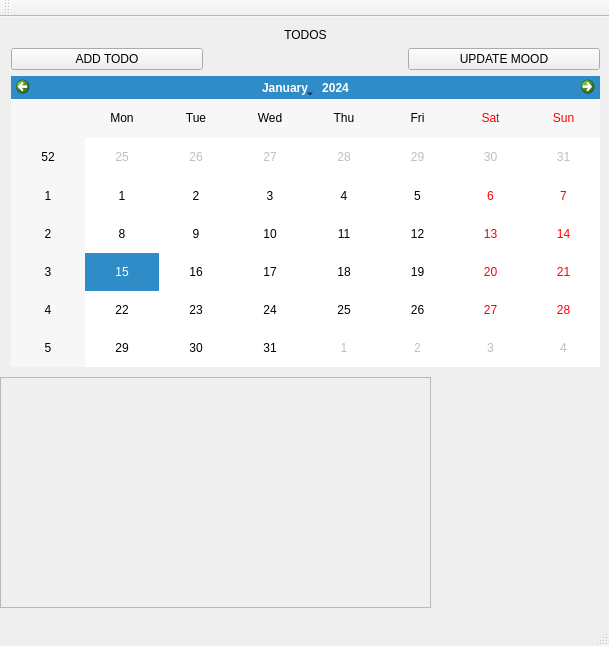
Above: daily-mood/dailymood.ui from Remxin/daily-mood before the change. Below: the same form after it.
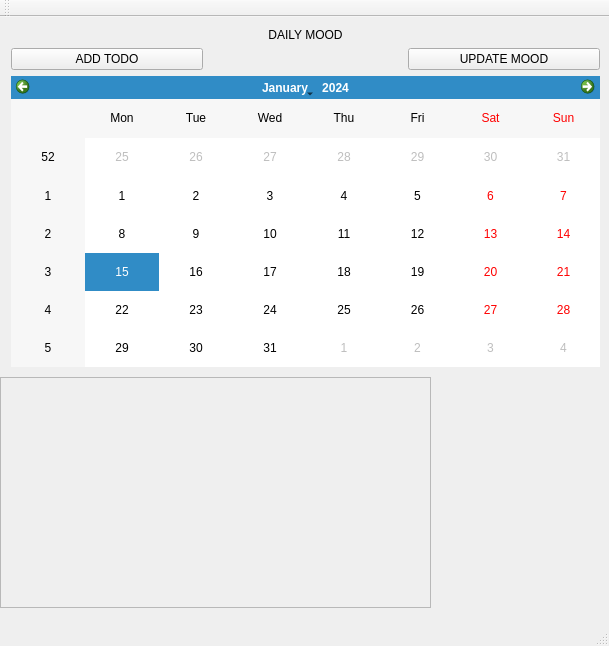
That is the form after the change.

Diff of the .ui file:
```diff
--- a/daily-mood/dailymood.ui
+++ b/daily-mood/dailymood.ui
@@ -30,7 +30,7 @@
      <item row="1" column="0" colspan="3">
       <widget class="QLabel" name="appTitle">
        <property name="text">
-        <string>TODOS</string>
+        <string>DAILY MOOD</string>
        </property>
        <property name="alignment">
         <set>Qt::AlignCenter</set>
@@ -82,13 +82,17 @@
    <widget class="QWidget" name="verticalLayoutWidget">
     <property name="geometry">
      <rect>
-      <x>430</x>
+      <x>440</x>
       <y>360</y>
-      <width>181</width>
+      <width>171</width>
       <height>191</height>
      </rect>
     </property>
-    <layout class="QVBoxLayout" name="moodScroll"/>
+    <layout class="QVBoxLayout" name="moodScroll">
+     <property name="leftMargin">
+      <number>20</number>
+     </property>
+    </layout>
    </widget>
   </widget>
   <widget class="QMenuBar" name="menuBar">
```
